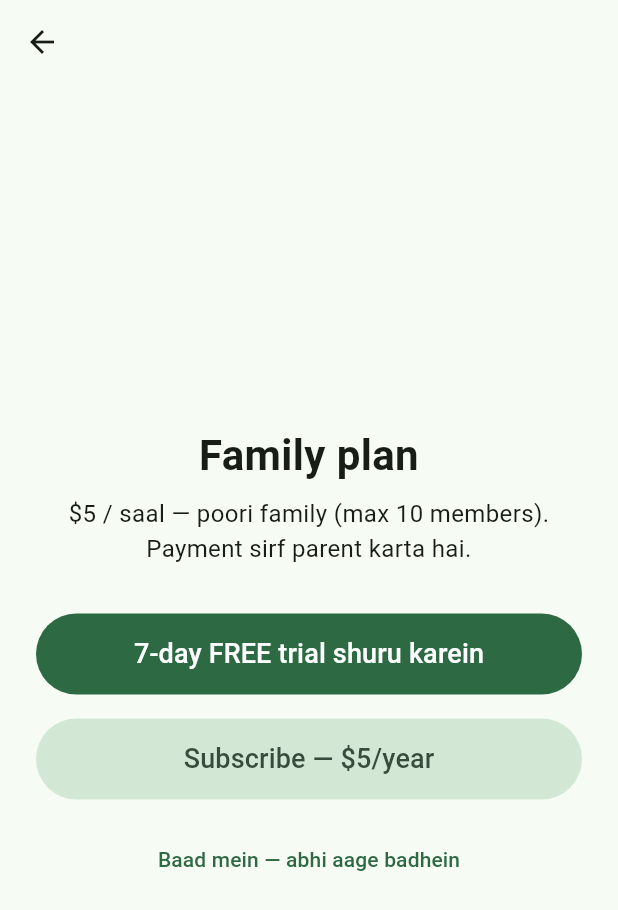
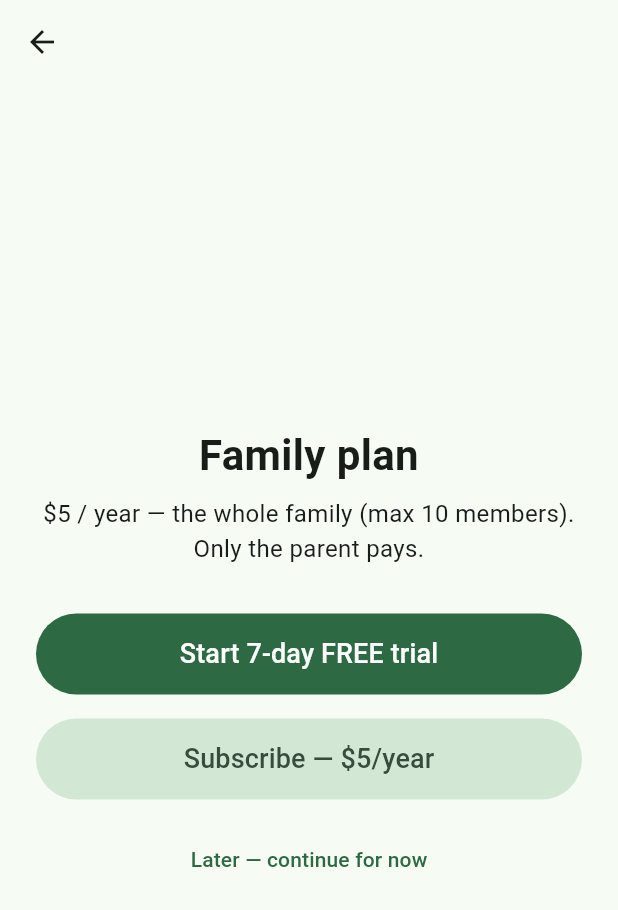
Before and after one commit to apnacircle/apnacircle, a Flutter app: the PlanChoiceScreen screen opened directly, on a phone screen of 412 x 824 dp. Shown: the top 910 px of the screen. Run offline on Flutter 3.47's test engine with Material 3 defaults, Android fonts, the phone set to English and light mode, and no system bars; our stand-ins replace audioplayers, battery_plus, cloud_functions, connectivity_plus, file_picker, firebase_auth and 16 more; missing offline and left inert: flutter_foreground_task, flutter_webrtc, gal, record, video_compress; accounts and stored records are empty.

Commit message:
v0.6.32: plan choice screen localized

```diff
--- a/lib/screens/plan_choice_screen.dart
+++ b/lib/screens/plan_choice_screen.dart
@@ -1,6 +1,8 @@
 import 'package:flutter/material.dart';
 import 'package:provider/provider.dart';
 
+import '../core/language_service.dart';
+import '../l10n/strings.dart';
 import '../services/billing_service.dart';
 import '../services/onboarding_service.dart';
 import '../services/trial_service.dart';
@@ -23,14 +25,15 @@ class PlanChoiceScreen extends StatelessWidget {
   const PlanChoiceScreen({super.key});
 
   Future<void> _startTrial(BuildContext context) async {
+    final isUrdu = context.read<LanguageService>().isUrdu;
     final ok =
         await context.read<TrialService>().startTrial();
     if (!context.mounted) return;
     ScaffoldMessenger.of(context).showSnackBar(
       SnackBar(
         content: Text(ok
-            ? '7-day free trial shuru ho gaya.'
-            : 'Is phone par trial pehle hi use ho chuka hai.'),
+            ? tr(isUrdu, 'onb_trialStartedMsg')
+            : tr(isUrdu, 'trialAlreadyUsed')),
       ),
     );
     await context.read<OnboardingService>().markPlanChoiceDone();
@@ -44,6 +47,8 @@ class PlanChoiceScreen extends StatelessWidget {
   Widget build(BuildContext context) {
     final trial = context.watch<TrialService>();
     final billing = context.watch<BillingService>();
+    final lang = context.watch<LanguageService>();
+    String t(String key) => tr(lang.isUrdu, key);
     final canTrial = trial.canStartTrial && !billing.isSubscribed;
     return Scaffold(
       // v0.6.31: back to the role screen — a parent who tapped
@@ -52,7 +57,7 @@ class PlanChoiceScreen extends StatelessWidget {
       appBar: AppBar(
         leading: IconButton(
           icon: const Icon(Icons.arrow_back),
-          tooltip: 'Wapas — role badlein',
+          tooltip: t('onb_backChangeRole'),
           onPressed: () =>
               context.read<OnboardingService>().clearRole(),
         ),
@@ -64,35 +69,33 @@ class PlanChoiceScreen extends StatelessWidget {
             mainAxisAlignment: MainAxisAlignment.center,
             crossAxisAlignment: CrossAxisAlignment.stretch,
             children: [
-              const Text(
-                'Family plan',
+              Text(
+                t('plan'),
                 textAlign: TextAlign.center,
-                style: TextStyle(fontSize: 28, fontWeight: FontWeight.bold),
+                style: const TextStyle(fontSize: 28, fontWeight: FontWeight.bold),
               ),
               const SizedBox(height: 8),
-              const Text(
-                '\$5 / saal — poori family (max 10 members). '
-                'Payment sirf parent karta hai.',
+              Text(
+                t('onb_planPriceNote'),
                 textAlign: TextAlign.center,
-                style: TextStyle(fontSize: 16),
+                style: const TextStyle(fontSize: 16),
               ),
               const SizedBox(height: 32),
               FilledButton(
                 onPressed: canTrial ? () => _startTrial(context) : null,
-                child: const Padding(
-                  padding: EdgeInsets.all(14),
-                  child: Text('7-day FREE trial shuru karein',
-                      style: TextStyle(fontSize: 18)),
+                child: Padding(
+                  padding: const EdgeInsets.all(14),
+                  child: Text(t('onb_startTrialFree'),
+                      style: const TextStyle(fontSize: 18)),
                 ),
               ),
               if (!canTrial)
-                const Padding(
-                  padding: EdgeInsets.only(top: 8),
+                Padding(
+                  padding: const EdgeInsets.only(top: 8),
                   child: Text(
-                    'Is phone par trial pehle hi use ho chuka hai — '
-                    'trial sirf ek dafa milta hai.',
+                    t('onb_trialUsedOnce'),
                     textAlign: TextAlign.center,
-                    style: TextStyle(fontSize: 13, color: Colors.grey),
+                    style: const TextStyle(fontSize: 13, color: Colors.grey),
                   ),
                 ),
               const SizedBox(height: 16),
@@ -104,16 +107,16 @@ class PlanChoiceScreen extends StatelessWidget {
                     ),
                   );
                 },
-                child: const Padding(
-                  padding: EdgeInsets.all(14),
-                  child: Text('Subscribe — \$5/year',
-                      style: TextStyle(fontSize: 18)),
+                child: Padding(
+                  padding: const EdgeInsets.all(14),
+                  child: Text(t('subscribe'),
+                      style: const TextStyle(fontSize: 18)),
                 ),
               ),
               const SizedBox(height: 16),
               TextButton(
                 onPressed: () => _skip(context),
-                child: const Text('Baad mein — abhi aage badhein'),
+                child: Text(t('onb_planLater')),
               ),
             ],
           ),
@@ -132,8 +135,10 @@ class _PlanSubscribePage extends StatelessWidget {
 
   @override
   Widget build(BuildContext context) {
+    final lang = context.watch<LanguageService>();
+    String t(String key) => tr(lang.isUrdu, key);
     return Scaffold(
-      appBar: AppBar(title: const Text('Subscribe — Family plan')),
+      appBar: AppBar(title: Text(t('onb_subscribeFamilyPlan'))),
       body: Column(
         children: [
           const Expanded(child: PlanScreen()),
@@ -148,10 +153,10 @@ class _PlanSubscribePage extends StatelessWidget {
                       .markPlanChoiceDone();
                   if (context.mounted) Navigator.of(context).pop();
                 },
-                child: const Padding(
-                  padding: EdgeInsets.all(12),
-                  child: Text('Continue — Gmail se login karein',
-                      style: TextStyle(fontSize: 17)),
+                child: Padding(
+                  padding: const EdgeInsets.all(12),
+                  child: Text(t('onb_continueGmail'),
+                      style: const TextStyle(fontSize: 17)),
                 ),
               ),
             ),
```
